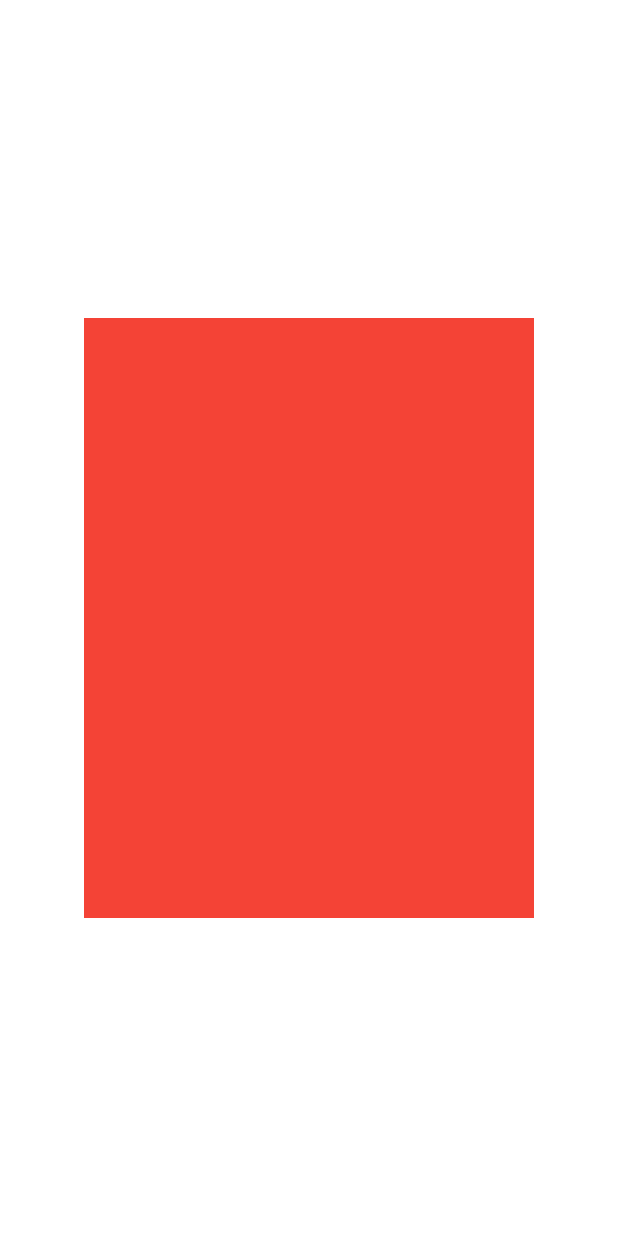
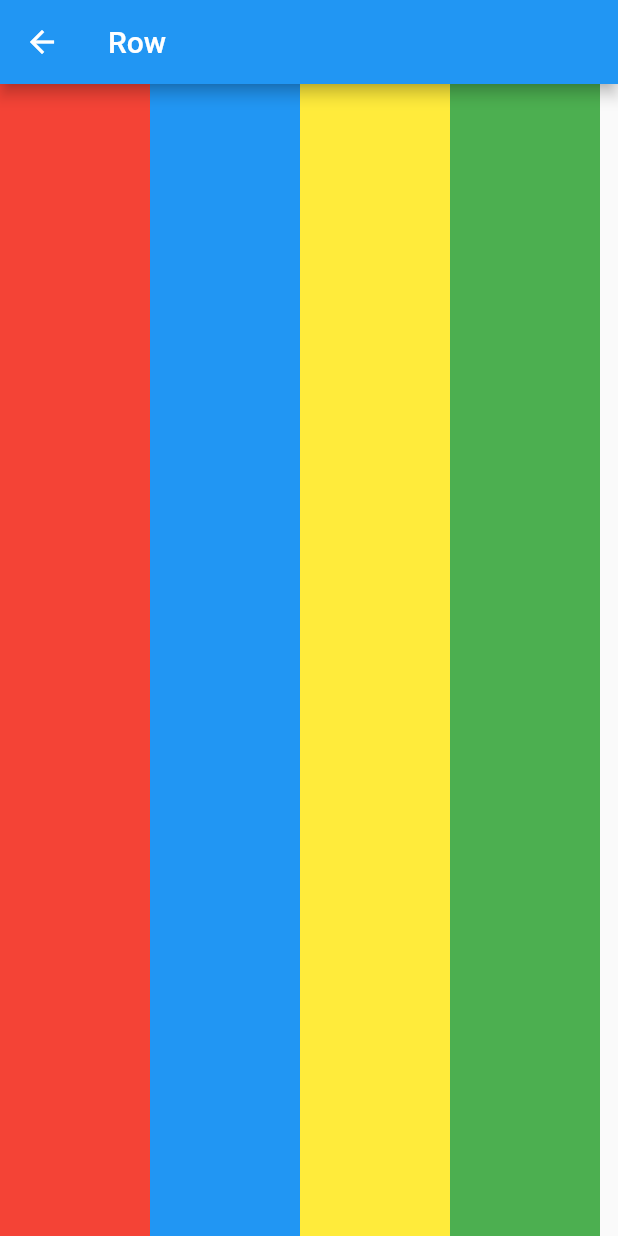
Before and after one commit to lushiyu5277/flutter_app, a Flutter app: the screen it shows after launch, after a tap on "Row", on a phone screen of 412 x 824 dp. Run offline on Flutter 3.47's test engine with Material 2 defaults, Android fonts, the phone set to English and light mode, and no system bars.

Commit message:
add rowpage

```diff
--- a/lib/pages/row_page.dart
+++ b/lib/pages/row_page.dart
@@ -8,11 +8,27 @@ class RowPage extends StatefulWidget {
 class _RowPageState extends State<RowPage> {
   @override
   Widget build(BuildContext context) {
-    return Center(
-      child: Container(
-        width: 300,
-        height: 400,
-        color: Colors.red,
+    return Scaffold(
+      appBar: AppBar(title: Text("Row"),),
+      body: Row(
+        children: <Widget>[
+          Container(
+            width: 100,
+            color: Colors.red,
+          ),
+          Container(
+            width: 100,
+            color: Colors.blue,
+          ),
+          Container(
+            width: 100,
+            color: Colors.yellow,
+          ),
+          Container(
+            width: 100,
+            color: Colors.green,
+          )
+        ],
       ),
     );
   }
```
